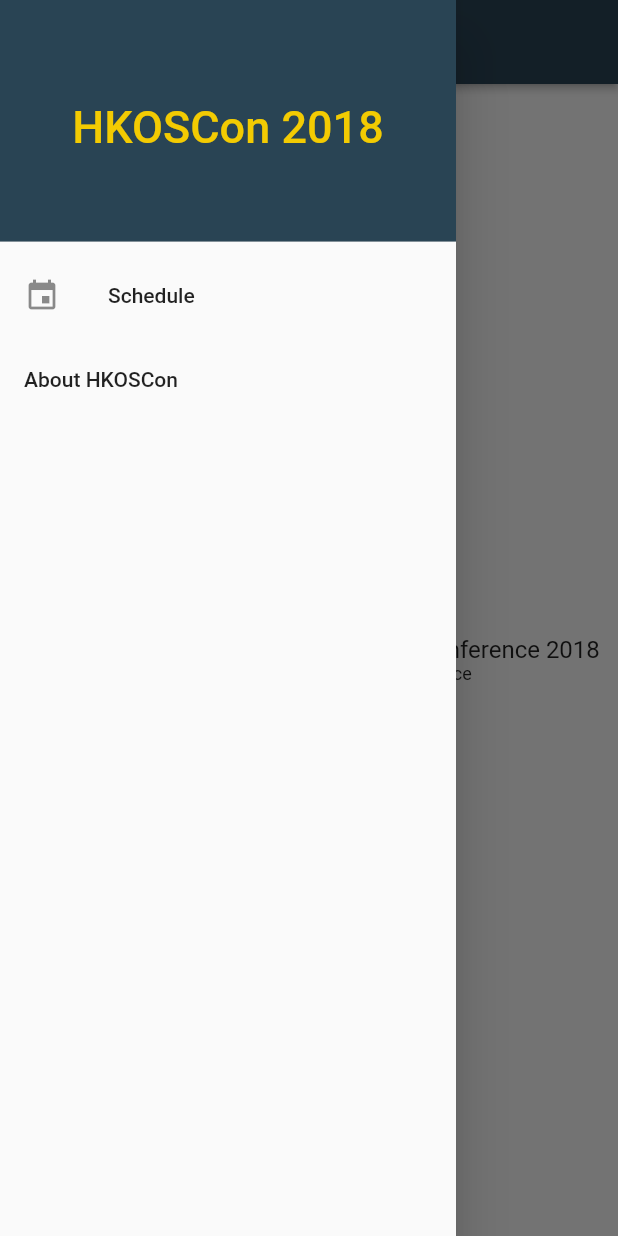
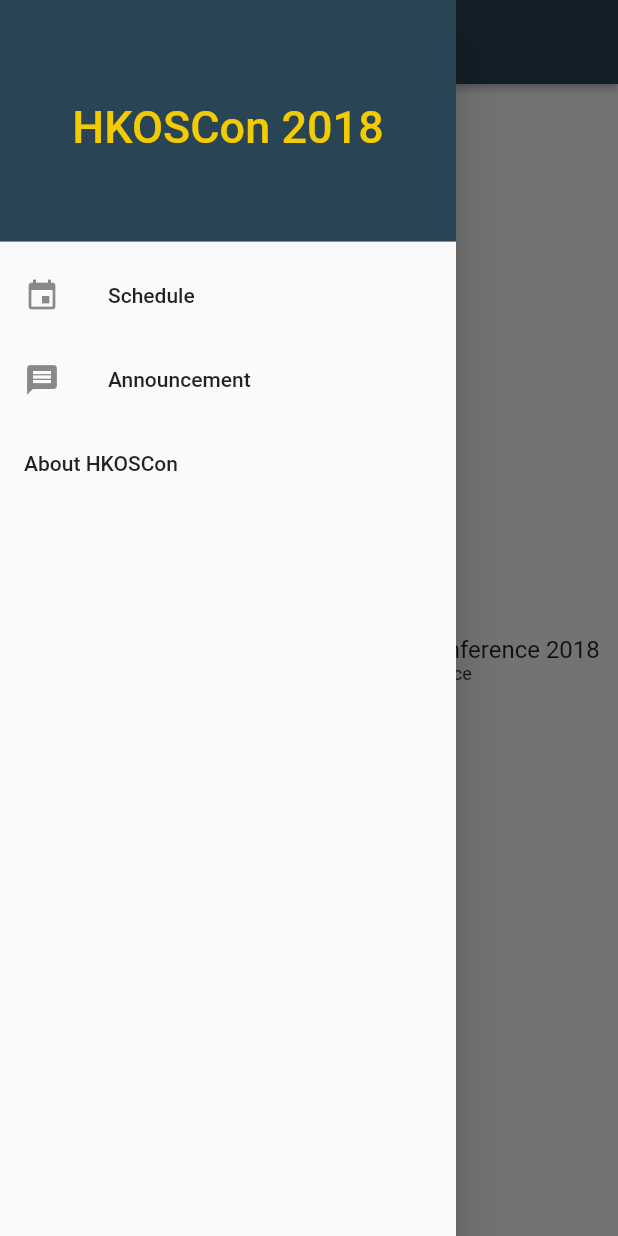
Before and after one commit to 404busters/hkoscon_client, a Flutter app: the screen it shows after launch, with the side drawer open, on a phone screen of 412 x 824 dp. Run offline on Flutter 3.47's test engine with Material 2 defaults, Android fonts, the phone set to English and light mode, and no system bars; our stand-ins replace firebase_analytics; accounts and stored records are empty.

Commit message:
Making up routing

```diff
--- a/lib/app/Container.dart
+++ b/lib/app/Container.dart
@@ -1,6 +1,6 @@
 import 'package:flutter/material.dart';
-import 'const.dart' show AppTitle, PrimaryColor, SecondaryColor;
-import 'about.dart' show AboutApp;
+import 'const.dart' show AppTitle, SecondaryColor;
+import 'drawer.dart' show DrawerItem, AppDrawer;
 
 class AppContainer extends StatefulWidget {
   const AppContainer(this.child);
@@ -13,49 +13,21 @@ class AppContainer extends StatefulWidget {
 
 class _AppContainerState extends State<AppContainer> {
 
-  ListTile buildTile(BuildContext context, String title, IconData icon, String route) {
-    return new ListTile(
-      leading: new Icon(icon),
-      title: new Text(title),
-      onTap: () {
-        Navigator.pushReplacementNamed(context, route);
-      },
-    );
-  }
+  Widget buildDrawer(BuildContext context) {
 
-  Widget buildDrawer(BuildContext context) {
-    DrawerHeader header = new DrawerHeader(
-        decoration: new BoxDecoration(
-          color: PrimaryColor,
-        ),
-        child: new Center(
-          child: new Column(
-            mainAxisAlignment: MainAxisAlignment.center,
-            children: <Widget>[
-              const Text(
-                AppTitle,
-                textAlign: TextAlign.center,
-                style: const TextStyle(
-                  color: SecondaryColor,
-                  fontSize: 30.0,
-                  fontFamily: 'Roboto',
-                ),
-              ),
-            ],
-          ),
-        )
-    );
+    return new AppDrawer(<DrawerItem>[
+      new DrawerItem(
+        title: 'Schedule',
+        icon: Icons.event,
+        route: '/schedule',
+      ),
 
-
-    return new Drawer(
-      child: new ListView(
-        children: <Widget>[
-          header,
-          this.buildTile(context, 'Schedule', Icons.event, '/schedule'),
-          new AboutApp(),
-        ],
-      ),
-    );
+      new DrawerItem(
+        title: 'Announcement',
+        icon: Icons.message,
+        route: '/',
+      )
+    ]);
   }
 
   Widget buildAppBar() {
@@ -74,12 +46,6 @@ class _AppContainerState extends State<AppContainer> {
 
   @override
   Widget build(BuildContext context) {
-    // This method is rerun every time setState is called, for instance as done
-    // by the _incrementCounter method above.
-    //
-    // The Flutter framework has been optimized to make rerunning build methods
-    // fast, so that you can just rebuild anything that needs updating rather
-    // than having to individually change instances of widgets.
     return new DefaultTabController(
       length: 2,
       child: new Scaffold(
--- /dev/null
+++ b/lib/app/drawer.dart
@@ -0,0 +1,80 @@
+import 'package:flutter/material.dart';
+import 'const.dart' show PrimaryColor, SecondaryColor, AppTitle;
+import 'about.dart' show AboutApp;
+import 'router/router.dart';
+
+class AppDrawer extends StatefulWidget {
+  const AppDrawer(this.items);
+
+  final List<DrawerItem> items;
+
+  @override
+  _AppDrawerState createState() => new _AppDrawerState();
+}
+
+class _AppDrawerState extends State<AppDrawer> {
+  Widget _buildHeader() {
+    const decoration = const BoxDecoration(
+      color: PrimaryColor,
+    );
+
+    const Text title = const Text(
+        AppTitle,
+        textAlign: TextAlign.center,
+        style: const TextStyle(
+          color: SecondaryColor,
+          fontSize: 30.0,
+          fontFamily: 'Roboto',
+        )
+    );
+
+    return new DrawerHeader(
+        decoration: decoration,
+        child: new Center(
+          child: new Column(
+            mainAxisAlignment: MainAxisAlignment.center,
+            children: <Widget>[
+              title,
+            ],
+          ),
+        )
+    );
+  }
+
+  Iterable<Widget> _buildItems(BuildContext context) {
+    return widget.items.map((item) => new ListTile(
+      leading: new Icon(item.icon),
+      title: new Text(item.title),
+      onTap: () {
+        Navigator.pop(context);
+        Router.of(context).replace(item.route);
+      },
+    ));
+  }
+
+  @override
+  Widget build(BuildContext context) {
+    var header = this._buildHeader();
+    List<Widget> children = <Widget>[header];
+    children.addAll(this._buildItems(context));
+    children.add(new AboutApp());
+
+    return new Drawer(
+      child: new ListView(
+        children: children,
+      ),
+    );
+  }
+}
+
+class DrawerItem {
+  String title;
+  IconData icon;
+  String route;
+
+  DrawerItem({
+    this.title,
+    this.icon,
+    this.route,
+  });
+}
--- /dev/null
+++ b/lib/app/router/history.dart
@@ -0,0 +1,20 @@
+class History {
+  List<String> entries = new List<String>();
+
+  void push(String route) {
+    this.entries.add(route);
+  }
+
+  void replace(String route) {
+    int last = this.entries.length - 1;
+    this.entries[last] = route;
+  }
+
+  void pop() {
+    if (this.entries.length > 0) {
+      this.entries.removeLast();
+    }
+  }
+
+  String get current => this.entries.length > 0 ? this.entries[this.entries.length - 1] : null;
+}
--- /dev/null
+++ b/lib/app/router/router.dart
@@ -0,0 +1,20 @@
+import 'package:flutter/material.dart';
+import 'types.dart';
+import 'state.dart';
+
+export 'types.dart';
+export 'state.dart';
+
+class Router extends StatefulWidget {
+  const Router(this.routes, this.builder);
+
+  final Map<String, WidgetBuilder> routes;
+  final ContainerBuilder builder;
+
+  @override
+  RouterState createState() => new RouterState();
+
+  static RouterState of(BuildContext context) {
+    return context.ancestorStateOfType(const TypeMatcher<RouterState>());
+  }
+}
--- /dev/null
+++ b/lib/app/router/state.dart
@@ -0,0 +1,53 @@
+import 'package:flutter/material.dart';
+import 'router.dart';
+import 'history.dart';
+
+WidgetBuilder _notFound = (BuildContext context) => const Text('Loading');
+
+class RouterState extends State<Router> {
+
+  History _history;
+
+  void push(String route) {
+    this.setState(() {
+      this._history.push(route);
+    });
+  }
+
+  void replace(String route) {
+    this.setState(() {
+      this._history.replace(route);
+    });
+  }
+
+  void pop() {
+    this.setState(() {
+      this._history.pop();
+    });
+  }
+
+  WidgetBuilder _fetchWidget(String name) {
+    if (widget.routes.containsKey(name)) {
+      return widget.routes[name];
+    } else {
+      return _notFound;
+    }
+  }
+
+  @override
+  void initState() {
+    super.initState();
+    this._history = new History();
+    this._history.push("/");
+  }
+
+  @override
+  Widget build(BuildContext context) {
+    var current = this._history?.current;
+    var builder = this._fetchWidget(current);
+    Widget child = builder(context);
+    return widget.builder(context, child);
+  }
+
+
+}
--- /dev/null
+++ b/lib/app/router/types.dart
@@ -0,0 +1,3 @@
+import 'package:flutter/material.dart';
+
+typedef Widget ContainerBuilder(BuildContext context, Widget child);
--- a/lib/app/state.dart
+++ b/lib/app/state.dart
@@ -1,35 +1,30 @@
 import 'package:flutter/material.dart';
 
-import 'package:firebase_analytics/firebase_analytics.dart' show FirebaseAnalytics;
-import 'package:firebase_analytics/observer.dart' show FirebaseAnalyticsObserver;
-
 import 'app.dart' show HKOSConClientApp;
-import 'const.dart' show AppTitle, PrimaryColor, SecondaryColor;
-import 'pages/home/page.dart' show HomePage;
+import 'const.dart' show AppTitle;
 import 'Container.dart' show AppContainer;
+import 'theme.dart';
+import 'router/router.dart';
+import 'pages/home/page.dart';
 
 class HKOSConClientAppState extends State<HKOSConClientApp> {
 
-  final FirebaseAnalytics analytics = new FirebaseAnalytics();
-
   @override
   Widget build(BuildContext context) {
-    final FirebaseAnalyticsObserver observer = new FirebaseAnalyticsObserver(analytics: this.analytics);
-    ThemeData theme = new ThemeData(
-      brightness: Brightness.light,
-      primaryColor: PrimaryColor,
-      accentColor: SecondaryColor,
-    );
+    var routes = <String, WidgetBuilder>{
+      '/': (BuildContext context) => new HomePage(),
+    };
+
+    ContainerBuilder builder = (BuildContext context, Widget child) => new AppContainer(child);
+
+    var router = new Router(routes, builder);
+
     return new MaterialApp(
       title: AppTitle,
-      theme: theme,
-      routes: <String, WidgetBuilder>{
-        '/': (BuildContext context) => new AppContainer(new HomePage()),
-      },
-      navigatorObservers: [
-        observer,
-      ],
+      theme: AppTheme,
+      home: router
     );
+
   }
 
 }
--- /dev/null
+++ b/lib/app/theme.dart
@@ -0,0 +1,8 @@
+import 'package:flutter/material.dart';
+import 'const.dart';
+
+final ThemeData AppTheme = new ThemeData(
+  brightness: Brightness.light,
+  primaryColor: PrimaryColor,
+  accentColor: SecondaryColor,
+);
--- /dev/null
+++ b/lib/app/tracking.dart
@@ -0,0 +1,5 @@
+import 'package:firebase_analytics/firebase_analytics.dart';
+import 'package:firebase_analytics/observer.dart';
+
+final FirebaseAnalytics analytics = new FirebaseAnalytics();
+final FirebaseAnalyticsObserver observer = new FirebaseAnalyticsObserver(analytics: analytics);
```
